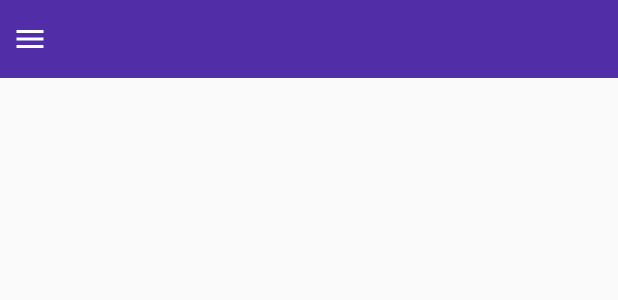
After one commit to kolesnikov-pasha/db, an Android app: the layout activity_groups_list.xml on its own in the app's theme, with its tools: preview values and no code run, on a phone screen of 412 x 824 dp. The commit adds this screen. Shown: the top 300 px of the screen. Run offline under Robolectric (Android 15) with nearby library versions, the phone set to English and light mode, and no system bars.

Commit message:
11.02.2019

```diff
--- a/app/src/main/AndroidManifest.xml
+++ b/app/src/main/AndroidManifest.xml
@@ -11,7 +11,9 @@
         android:roundIcon="@mipmap/ic_launcher_round"
         android:supportsRtl="true"
         android:theme="@style/AppTheme.NoActionBar">
-        <activity android:name=".PasswordRemaindActivity"></activity>
+        <activity android:name=".CreateGroupActivity"></activity>
+        <activity android:name=".GroupsListActivity" />
+        <activity android:name=".PasswordRemaindActivity" />
         <activity android:name=".RegistrationActivity" />
         <activity
             android:name=".AccountSettingsActivity"
--- a/app/src/main/java/com/example/user/homework/MainActivity.java
+++ b/app/src/main/java/com/example/user/homework/MainActivity.java
@@ -71,7 +71,7 @@ public class MainActivity extends AppCompatActivity{
 
 
     ImageButton nextDay, prevDay;
-    TextView DayOfWeek, Date, GroupName;
+    TextView DayOfWeek, Date;
     LinearLayout chooseDate;
     int myYear, myMonth, myDay;
     int DIALOG_DATE = 1;
@@ -133,7 +133,6 @@ public class MainActivity extends AppCompatActivity{
             }
         });
         lessonsList = findViewById(R.id.list_lessons_main);
-        GroupName = findViewById(R.id.txt_name);
         Date = findViewById(R.id.main_date);
         DayOfWeek = findViewById(R.id.main_day_of_week);
 
--- /dev/null
+++ b/app/src/main/res/layout/activity_groups_list.xml
@@ -0,0 +1,31 @@
+<?xml version="1.0" encoding="utf-8"?>
+<android.support.v4.widget.DrawerLayout xmlns:android="http://schemas.android.com/apk/res/android"
+    xmlns:app="http://schemas.android.com/apk/res-auto"
+    xmlns:tools="http://schemas.android.com/tools"
+    android:layout_width="match_parent"
+    android:layout_height="match_parent"
+    tools:context=".GroupsListActivity"
+    android:id="@+id/groups_list_layout">
+
+    <LinearLayout
+        android:orientation="vertical"
+        android:layout_width="match_parent"
+        android:layout_height="match_parent">
+        <include layout="@layout/main_app_bar" />
+        <ListView
+            android:layout_width="match_parent"
+            android:layout_height="match_parent"
+            android:id="@+id/groups_list">
+        </ListView>
+    </LinearLayout>
+
+    <android.support.design.widget.NavigationView
+        android:layout_width="wrap_content"
+        android:layout_height="match_parent"
+        android:layout_gravity="start"
+        android:fitsSystemWindows="true"
+        android:id="@+id/groups_menu"
+        app:menu="@menu/activity_main2_drawer"
+        app:headerLayout="@layout/navigation_header" />
+
+</android.support.v4.widget.DrawerLayout>
--- /dev/null
+++ b/app/src/main/res/layout/main_app_bar.xml
@@ -0,0 +1,23 @@
+<?xml version="1.0" encoding="utf-8"?>
+<LinearLayout
+    xmlns:android="http://schemas.android.com/apk/res/android"
+    android:layout_width="match_parent"
+    android:id="@+id/app_bar"
+    android:layout_height="52dp">
+    <RelativeLayout
+        android:layout_width="match_parent"
+        android:layout_height="52dp"
+        android:paddingRight="8dp"
+        android:paddingLeft="8dp"
+        android:background="@color/colorPrimaryDark">
+        <ImageButton
+            android:layout_width="24dp"
+            android:layout_height="24dp"
+            android:id="@+id/btn_burger_groups"
+            android:background="@drawable/ic_menu_black_24dp"
+            android:layout_centerVertical="true"
+            android:layout_alignParentLeft="true"/>
+    </RelativeLayout>
+
+
+</LinearLayout>
--- /dev/null
+++ b/app/src/main/res/menu/activity_main2_drawer.xml
@@ -0,0 +1,25 @@
+<?xml version="1.0" encoding="utf-8"?>
+<menu xmlns:android="http://schemas.android.com/apk/res/android"
+    xmlns:tools="http://schemas.android.com/tools"
+    tools:showIn="navigation_view">
+
+    <group android:checkableBehavior="single">
+        <item
+            android:id="@+id/nav_my_groups"
+            android:icon="@drawable/twotone_group_24"
+            android:title="Мои группы" />
+        <item
+            android:id="@+id/nav_find_groups"
+            android:icon="@drawable/twotone_search_24"
+            android:title="Найти группу" />
+        <item
+            android:id="@+id/nav_add_group"
+            android:icon="@drawable/twotone_group_add_24"
+            android:title="Создать группу" />
+        <item
+            android:id="@+id/nav_settings"
+            android:icon="@drawable/twotone_settings_24"
+            android:title="Насторйки" />
+    </group>
+
+</menu>
```
Also changed, not shown: app/src/main/java/com/example/user/homework/AccountSettingsActivity.java (+20 -5 lines), app/src/main/java/com/example/user/homework/AuthActivity.java (+19 -16 lines), app/src/main/java/com/example/user/homework/CreateGroupActivity.java (added, +45 -0 lines), app/src/main/java/com/example/user/homework/GroupsListActivity.java (added, +185 -0 lines), app/src/main/java/com/example/user/homework/RegistrationActivity.java (+16 -2 lines), app/src/main/java/com/example/user/homework/User.java (+26 -4 lines), app/src/main/res/layout/activity_account_settings.xml (+5 -4 lines), app/src/main/res/layout/activity_create_group.xml (added, +32 -0 lines), app/src/main/res/layout/app_bar.xml (+8 -6 lines), app/src/main/res/layout/groups_list_item.xml (added, +16 -0 lines), app/src/main/res/drawable/round_keyboard_arrow_down_white_48dp.png (added).
